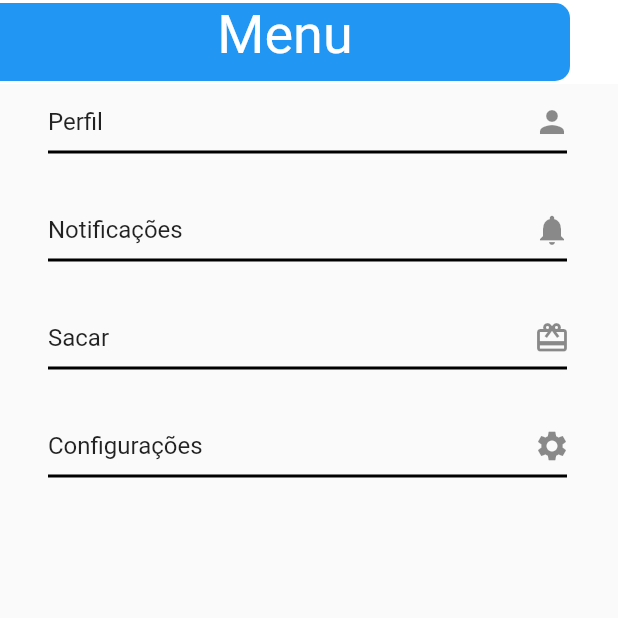
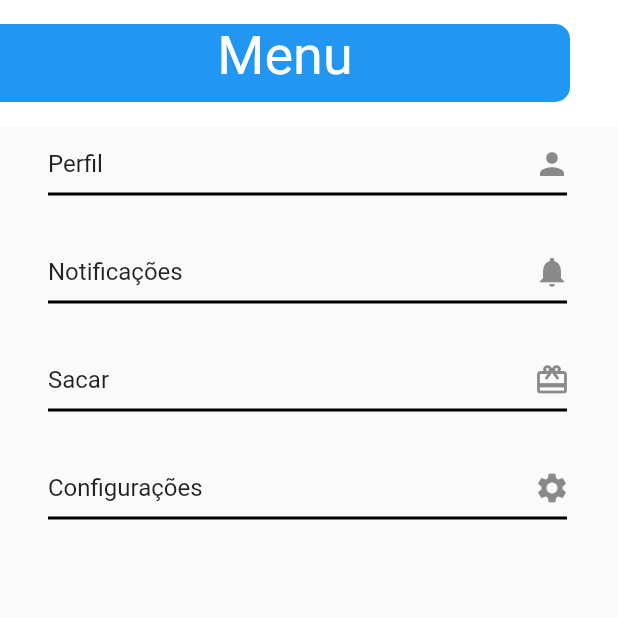
Before and after one commit to RibarrJR/fidelidade_android, a Flutter app: the MenuPage screen opened directly, on a phone screen of 412 x 824 dp, the top half of it. Run offline on Flutter 3.47's test engine with Material 2 defaults, Android fonts, the phone set to English and light mode, and no system bars.

Commit message:
Atualização na altura do appBar

```diff
--- a/lib/components/CustomAppBar.dart
+++ b/lib/components/CustomAppBar.dart
@@ -41,5 +41,6 @@ class CustomAppBar extends StatelessWidget with PreferredSizeWidget {
   }
 
   @override
-  Size get preferredSize => const Size.fromHeight(kToolbarHeight);
+  // Size get preferredSize => const Size.fromHeight(kToolbarHeight);
+  Size get preferredSize => const Size.fromHeight(84);
 }
```
